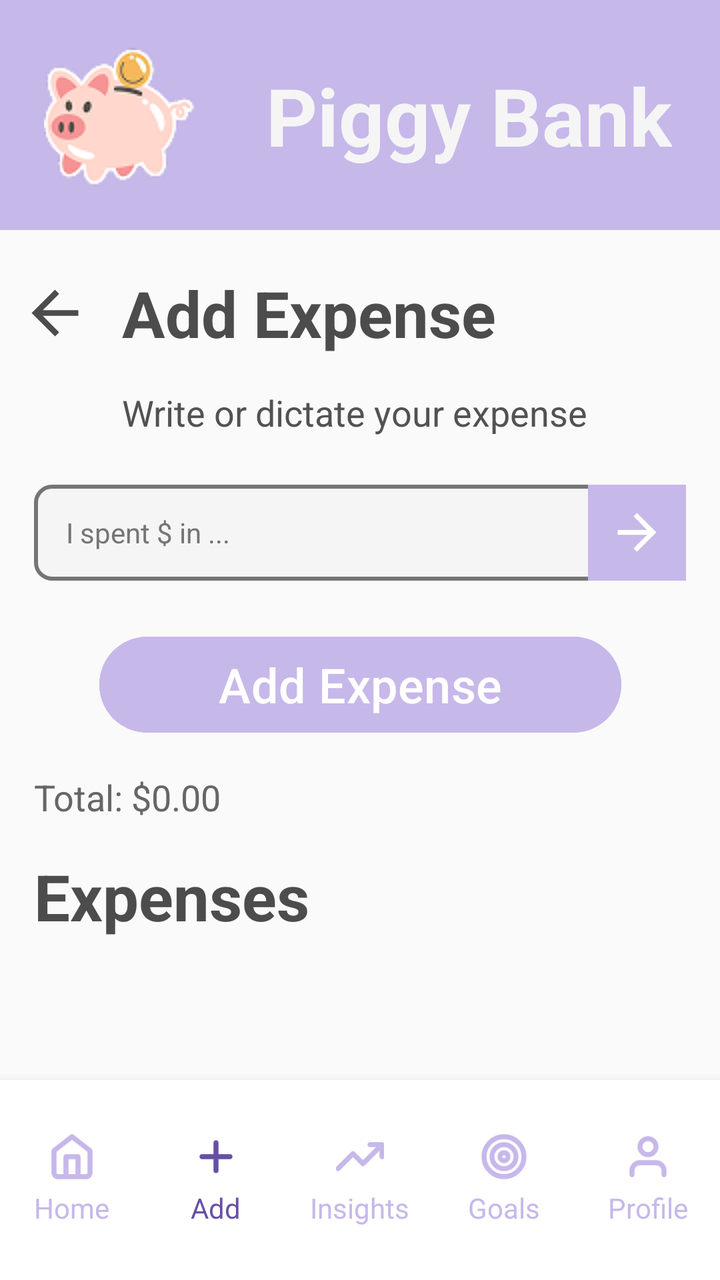
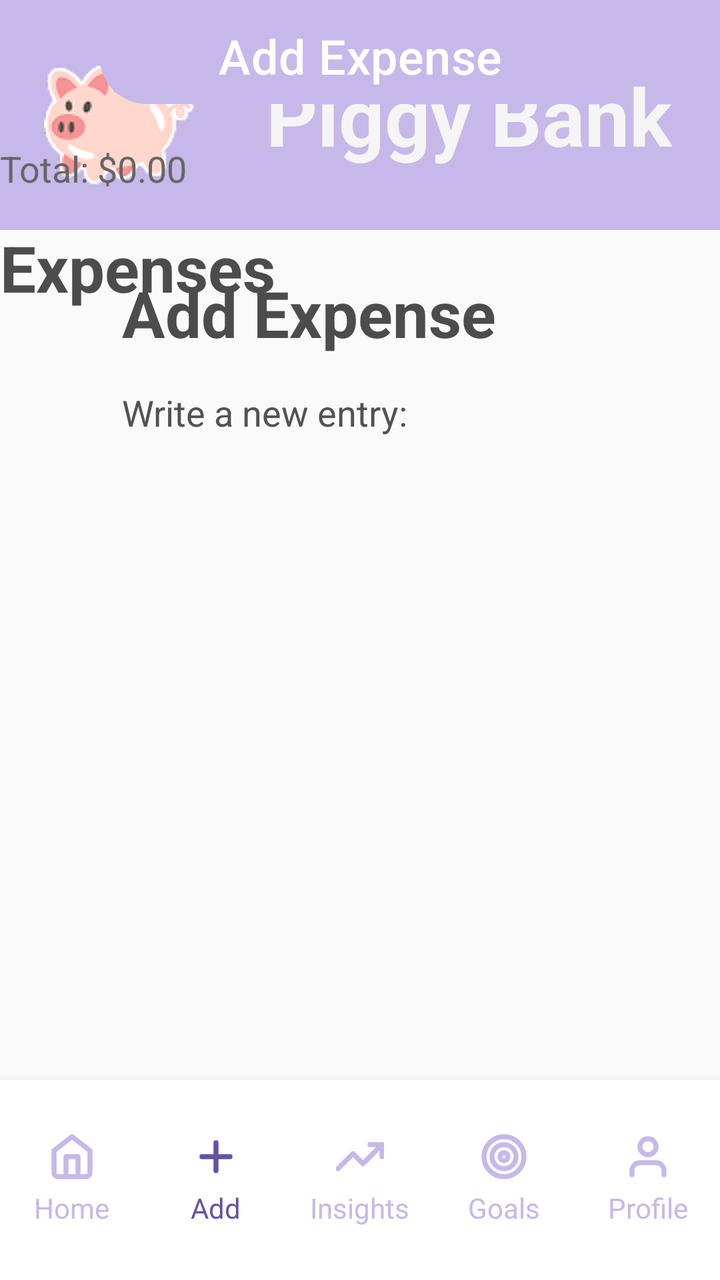

Two renders of the same Android screen: before a commit and after it. Below are the layout's source before the change and the commit's diff.
<!-- AndroidManifest.xml: application theme Theme.PiggyBank -->
<!-- res/layout/activity_add_expense.xml -->
<?xml version="1.0" encoding="utf-8"?>
<androidx.constraintlayout.widget.ConstraintLayout
    xmlns:android="http://schemas.android.com/apk/res/android"
    xmlns:app="http://schemas.android.com/apk/res-auto"
    android:layout_width="match_parent"
    android:layout_height="match_parent"
    android:background="#FAFAFA">

    

    <View
        android:id="@+id/headerBackground"
        android:layout_width="0dp"
        android:layout_height="115dp"
        android:background="#C7B8EA"
        app:layout_constraintTop_toTopOf="parent"
        app:layout_constraintStart_toStartOf="parent"
        app:layout_constraintEnd_toEndOf="parent"/>

    <ImageView
        android:id="@+id/logoPig"
        android:layout_width="75dp"
        android:layout_height="106dp"
        android:layout_marginStart="22dp"
        android:layout_marginTop="9dp"
        android:src="@drawable/logopiggyhome"
        android:scaleType="fitCenter"
        app:layout_constraintStart_toStartOf="parent"
        app:layout_constraintTop_toTopOf="parent"/>

    <TextView
        android:id="@+id/tvAppName"
        android:layout_width="wrap_content"
        android:layout_height="wrap_content"
        android:text="Piggy Bank"
        android:textSize="40sp"
        android:textColor="#F5F5F5"
        android:textStyle="bold"
        android:layout_marginEnd="24dp"
        app:layout_constraintEnd_toEndOf="parent"
        app:layout_constraintTop_toTopOf="@id/headerBackground"
        app:layout_constraintBottom_toBottomOf="@id/headerBackground"/>

    

    <ImageView
        android:id="@+id/btnBack"
        android:layout_width="35dp"
        android:layout_height="35dp"
        android:layout_marginStart="10dp"
        android:layout_marginTop="24dp"
        android:src="@drawable/arrow_back_black"
        app:layout_constraintStart_toStartOf="parent"
        app:layout_constraintTop_toBottomOf="@id/headerBackground"/>

    <TextView
        android:id="@+id/tvAddExpenseTitle"
        android:layout_width="wrap_content"
        android:layout_height="wrap_content"
        android:text="Add Expense"
        android:textSize="32sp"
        android:textColor="#4C4C4C"
        android:textStyle="bold"
        android:layout_marginStart="16dp"
        app:layout_constraintStart_toEndOf="@id/btnBack"
        app:layout_constraintTop_toTopOf="@id/btnBack"
        app:layout_constraintBottom_toBottomOf="@id/btnBack" />

    <TextView
        android:id="@+id/tvAddExpenseSubtitle"
        android:layout_width="wrap_content"
        android:layout_height="wrap_content"
        android:text="Write or dictate your expense"
        android:textSize="18sp"
        android:textColor="#525252"
        android:layout_marginTop="16dp"
        app:layout_constraintStart_toStartOf="@id/tvAddExpenseTitle"
        app:layout_constraintTop_toBottomOf="@id/tvAddExpenseTitle"/>

    

    <FrameLayout
        android:id="@+id/inputContainer"
        android:layout_width="326dp"
        android:layout_height="48dp"
        android:layout_marginTop="24dp"
        android:background="@drawable/rectangle_1"
        app:layout_constraintTop_toBottomOf="@id/tvAddExpenseSubtitle"
        app:layout_constraintStart_toStartOf="parent"
        app:layout_constraintEnd_toEndOf="parent">

        <EditText
            android:id="@+id/etExpense"
            android:layout_width="match_parent"
            android:layout_height="match_parent"
            android:background="@android:color/transparent"
            android:hint="I spent $ in ..."
            android:paddingStart="16dp"
            android:paddingEnd="60dp"
            android:textSize="14sp"
            android:textColor="#4C4C4C"
            android:textColorHint="#757575"/>

        <FrameLayout
            android:id="@+id/btnArrowForward"
            android:layout_width="49dp"
            android:layout_height="match_parent"
            android:layout_gravity="end"
            android:background="#C7B8EA">

            <ImageView
                android:layout_width="29dp"
                android:layout_height="29dp"
                android:layout_gravity="center"
                android:src="@drawable/arrow_forward"
                app:tint="#FFFFFF"/>
        </FrameLayout>
    </FrameLayout>

    

    <Button
        android:id="@+id/btnAddExpense"
        android:layout_width="261dp"
        android:layout_height="wrap_content"
        android:minHeight="56dp"
        android:text="Add Expense"
        android:textSize="24sp"
        android:textColor="#FFFFFF"
        android:backgroundTint="#C7B8EA"
        android:textAllCaps="false"
        android:layout_marginTop="24dp"
        app:layout_constraintTop_toBottomOf="@id/inputContainer"
        app:layout_constraintStart_toStartOf="parent"
        app:layout_constraintEnd_toEndOf="parent"/>

    
    <TextView
        android:id="@+id/tvTotalExpenses"
        android:layout_width="wrap_content"
        android:layout_height="wrap_content"
        android:text="Total: $0.00"
        android:textSize="18sp"
        android:textColor="#666666"
        android:layout_marginTop="16dp"
        app:layout_constraintTop_toBottomOf="@id/btnAddExpense"
        app:layout_constraintStart_toStartOf="@id/inputContainer"/>

    

    <TextView
        android:id="@+id/tvExpensesTitle"
        android:layout_width="wrap_content"
        android:layout_height="wrap_content"
        android:text="Expenses"
        android:textSize="32sp"
        android:textColor="#4C4C4C"
        android:textStyle="bold"
        android:layout_marginTop="16dp"
        app:layout_constraintTop_toBottomOf="@id/tvTotalExpenses"
        app:layout_constraintStart_toStartOf="@id/inputContainer"/>

    <androidx.recyclerview.widget.RecyclerView
        android:id="@+id/rvExpenses"
        android:layout_width="326dp"
        android:layout_height="0dp"
        android:layout_marginTop="16dp"
        app:layout_constraintTop_toBottomOf="@id/tvExpensesTitle"
        app:layout_constraintStart_toStartOf="parent"
        app:layout_constraintEnd_toEndOf="parent"
        app:layout_constraintBottom_toTopOf="@id/bottomMenu"/>

    
    <LinearLayout
        android:id="@+id/bottomMenu"
        android:layout_width="0dp"
        android:layout_height="100dp"
        android:orientation="horizontal"
        android:background="#FFFFFF"
        android:gravity="center"
        android:elevation="8dp"
        app:layout_constraintBottom_toBottomOf="parent"
        app:layout_constraintStart_toStartOf="parent"
        app:layout_constraintEnd_toEndOf="parent">

        
        <LinearLayout
            android:id="@+id/menuHome"
            android:layout_width="0dp"
            android:layout_height="wrap_content"
            android:layout_weight="1"
            android:orientation="vertical"
            android:gravity="center">
            <ImageView
                android:id="@+id/iconHome"
                android:layout_width="24dp"
                android:layout_height="24dp"
                android:src="@drawable/ic_home"
                app:tint="#C7B8EA"/>
            <TextView
                android:id="@+id/textHome"
                android:layout_width="wrap_content"
                android:layout_height="wrap_content"
                android:text="Home"
                android:textSize="14sp"
                android:textColor="#C7B8EA"
                android:layout_marginTop="4dp"/>
        </LinearLayout>

        
        <LinearLayout
            android:id="@+id/menuAdd"
            android:layout_width="0dp"
            android:layout_height="wrap_content"
            android:layout_weight="1"
            android:orientation="vertical"
            android:gravity="center">
            <ImageView
                android:id="@+id/iconAdd"
                android:layout_width="24dp"
                android:layout_height="24dp"
                android:src="@drawable/ic_plus"
                app:tint="#6750A4"/>
            <TextView
                android:id="@+id/textAdd"
                android:layout_width="wrap_content"
                android:layout_height="wrap_content"
                android:text="Add"
                android:textSize="14sp"
                android:textColor="#6750A4"
                android:layout_marginTop="4dp"/>
        </LinearLayout>

        
        <LinearLayout
            android:id="@+id/menuInsights"
            android:layout_width="0dp"
            android:layout_height="wrap_content"
            android:layout_weight="1"
            android:orientation="vertical"
            android:gravity="center">
            <ImageView
                android:id="@+id/iconInsights"
                android:layout_width="24dp"
                android:layout_height="24dp"
                android:src="@drawable/ic_insights"
                app:tint="#C7B8EA"/>
            <TextView
                android:id="@+id/textInsights"
                android:layout_width="wrap_content"
                android:layout_height="wrap_content"
                android:text="Insights"
                android:textSize="14sp"
                android:textColor="#C7B8EA"
                android:layout_marginTop="4dp"/>
        </LinearLayout>

        
        <LinearLayout
            android:id="@+id/menuGoals"
            android:layout_width="0dp"
            android:layout_height="wrap_content"
            android:layout_weight="1"
            android:orientation="vertical"
            android:gravity="center">
            <ImageView
                android:id="@+id/iconGoals"
                android:layout_width="24dp"
                android:layout_height="24dp"
                android:src="@drawable/ic_goals"
                app:tint="#C7B8EA"/>
            <TextView
                android:id="@+id/textGoals"
                android:layout_width="wrap_content"
                android:layout_height="wrap_content"
                android:text="Goals"
                android:textSize="14sp"
                android:textColor="#C7B8EA"
                android:layout_marginTop="4dp"/>
        </LinearLayout>

        
        <LinearLayout
            android:id="@+id/menuProfile"
            android:layout_width="0dp"
            android:layout_height="wrap_content"
            android:layout_weight="1"
            android:orientation="vertical"
            android:gravity="center">
            <ImageView
                android:id="@+id/iconProfile"
                android:layout_width="24dp"
                android:layout_height="24dp"
                android:src="@drawable/ic_profile"
                app:tint="#C7B8EA"/>
            <TextView
                android:id="@+id/textProfile"
                android:layout_width="wrap_content"
                android:layout_height="wrap_content"
                android:text="Profile"
                android:textSize="14sp"
                android:textColor="#C7B8EA"
                android:layout_marginTop="4dp"/>
        </LinearLayout>

    </LinearLayout>

</androidx.constraintlayout.widget.ConstraintLayout>
<!-- resources referenced by this layout -->
<resources>
  <!-- drawable arrow_back_black (drawable) -->
  <vector xmlns:android="http://schemas.android.com/apk/res/android"
      android:width="35dp"
      android:height="35dp"
      android:viewportWidth="35"
      android:viewportHeight="35">
    <path
        android:pathData="M11.411,18.958L19.578,27.125L17.5,29.167L5.833,17.5L17.5,5.833L19.578,7.875L11.411,16.042H29.167V18.958H11.411Z"
        android:fillColor="#4C4C4C"/>
  </vector>
  <!-- drawable arrow_forward (drawable) -->
  <vector xmlns:android="http://schemas.android.com/apk/res/android"
      android:autoMirrored="true"
      android:height="24dp"
      android:viewportHeight="24"
      android:viewportWidth="24"
      android:width="24dp">
        
      <path android:fillColor="#ffffff"
          android:pathData="M12,4l-1.41,1.41L16.17,11H4v2h12.17l-5.58,5.59L12,20l8,-8z"/>
  </vector>
  <!-- drawable ic_home (drawable) -->
  <vector xmlns:android="http://schemas.android.com/apk/res/android"
      android:width="24dp"
      android:height="24dp"
      android:viewportWidth="24"
      android:viewportHeight="24">
    <path
        android:pathData="M9,22V12H15V22M3,9L12,2L21,9V20C21,20.53 20.789,21.039 20.414,21.414C20.039,21.789 19.53,22 19,22H5C4.47,22 3.961,21.789 3.586,21.414C3.211,21.039 3,20.53 3,20V9Z"
        android:strokeLineJoin="round"
        android:strokeWidth="2.5"
        android:fillColor="#00000000"
        android:strokeColor="#6750A4"
        android:strokeLineCap="round"/>
  </vector>
  <!-- drawable ic_insights (drawable) -->
  <vector xmlns:android="http://schemas.android.com/apk/res/android"
      android:width="24dp"
      android:height="24dp"
      android:viewportWidth="24"
      android:viewportHeight="24">
    <group>
      <clip-path
          android:pathData="M0,0h24v24h-24z"/>
      <path
          android:pathData="M23,6L13.5,15.5L8.5,10.5L1,18M23,6H17M23,6V12"
          android:strokeLineJoin="round"
          android:strokeWidth="2.5"
          android:fillColor="#00000000"
          android:strokeColor="#C7B8EA"
          android:strokeLineCap="round"/>
    </group>
  </vector>
  <!-- drawable ic_plus (drawable) -->
  <vector xmlns:android="http://schemas.android.com/apk/res/android"
      android:width="24dp"
      android:height="24dp"
      android:viewportWidth="24"
      android:viewportHeight="24">
    <path
        android:pathData="M12,5V19M5,12H19"
        android:strokeLineJoin="round"
        android:strokeWidth="2.5"
        android:fillColor="#00000000"
        android:strokeColor="#C7B8EA"
        android:strokeLineCap="round"/>
  </vector>
  <!-- drawable ic_profile (drawable) -->
  <vector xmlns:android="http://schemas.android.com/apk/res/android"
      android:width="24dp"
      android:height="24dp"
      android:viewportWidth="24"
      android:viewportHeight="24">
    <path
        android:pathData="M20,21V19C20,17.939 19.579,16.922 18.828,16.172C18.078,15.421 17.061,15 16,15H8C6.939,15 5.922,15.421 5.172,16.172C4.421,16.922 4,17.939 4,19V21M16,7C16,9.209 14.209,11 12,11C9.791,11 8,9.209 8,7C8,4.791 9.791,3 12,3C14.209,3 16,4.791 16,7Z"
        android:strokeLineJoin="round"
        android:strokeWidth="2.5"
        android:fillColor="#00000000"
        android:strokeColor="#C7B8EA"
        android:strokeLineCap="round"/>
  </vector>
  <!-- drawable rectangle_1 (drawable) -->
  <shape xmlns:android="http://schemas.android.com/apk/res/android"
      android:shape="rectangle">
      <solid android:color="#F5F5F5"/> 
      <stroke android:width="2dp" android:color="#757575"/> 
      <corners android:radius="8dp"/> 
  </shape>
  <style name="Theme.PiggyBank" parent="Base.Theme.PiggyBank" />
  <style name="Base.Theme.PiggyBank" parent="Theme.Material3.DayNight.NoActionBar">
          
          
      </style>
  <!-- unchanged entries left out for length: 2 -->
</resources>

<!-- the commit's change to res/layout/activity_add_expense.xml (unified diff, before → after) -->
@@ -2,6 +2,7 @@
 <androidx.constraintlayout.widget.ConstraintLayout
     xmlns:android="http://schemas.android.com/apk/res/android"
     xmlns:app="http://schemas.android.com/apk/res-auto"
+    xmlns:tools="http://schemas.android.com/tools"
     android:layout_width="match_parent"
     android:layout_height="match_parent"
     android:background="#FAFAFA">
@@ -49,7 +50,6 @@
         android:layout_height="35dp"
         android:layout_marginStart="10dp"
         android:layout_marginTop="24dp"
-        android:src="@drawable/arrow_back_black"
         app:layout_constraintStart_toStartOf="parent"
         app:layout_constraintTop_toBottomOf="@id/headerBackground"/>
 
@@ -70,7 +70,7 @@
         android:id="@+id/tvAddExpenseSubtitle"
         android:layout_width="wrap_content"
         android:layout_height="wrap_content"
-        android:text="Write or dictate your expense"
+        android:text="Write a new entry:"
         android:textSize="18sp"
         android:textColor="#525252"
         android:layout_marginTop="16dp"
@@ -79,43 +79,7 @@
 
     
 
-    <FrameLayout
-        android:id="@+id/inputContainer"
-        android:layout_width="326dp"
-        android:layout_height="48dp"
-        android:layout_marginTop="24dp"
-        android:background="@drawable/rectangle_1"
-        app:layout_constraintTop_toBottomOf="@id/tvAddExpenseSubtitle"
-        app:layout_constraintStart_toStartOf="parent"
-        app:layout_constraintEnd_toEndOf="parent">
-
-        <EditText
-            android:id="@+id/etExpense"
-            android:layout_width="match_parent"
-            android:layout_height="match_parent"
-            android:background="@android:color/transparent"
-            android:hint="I spent $ in ..."
-            android:paddingStart="16dp"
-            android:paddingEnd="60dp"
-            android:textSize="14sp"
-            android:textColor="#4C4C4C"
-            android:textColorHint="#757575"/>
-
-        <FrameLayout
-            android:id="@+id/btnArrowForward"
-            android:layout_width="49dp"
-            android:layout_height="match_parent"
-            android:layout_gravity="end"
-            android:background="#C7B8EA">
-
-            <ImageView
-                android:layout_width="29dp"
-                android:layout_height="29dp"
-                android:layout_gravity="center"
-                android:src="@drawable/arrow_forward"
-                app:tint="#FFFFFF"/>
-        </FrameLayout>
-    </FrameLayout>
+    
 
     
 
@@ -123,28 +87,28 @@
         android:id="@+id/btnAddExpense"
         android:layout_width="261dp"
         android:layout_height="wrap_content"
+        android:backgroundTint="#C7B8EA"
         android:minHeight="56dp"
         android:text="Add Expense"
+        android:textAllCaps="false"
+        android:textColor="#FFFFFF"
         android:textSize="24sp"
-        android:textColor="#FFFFFF"
-        android:backgroundTint="#C7B8EA"
-        android:textAllCaps="false"
-        android:layout_marginTop="24dp"
-        app:layout_constraintTop_toBottomOf="@id/inputContainer"
-        app:layout_constraintStart_toStartOf="parent"
-        app:layout_constraintEnd_toEndOf="parent"/>
-
-    
+        app:layout_constraintEnd_toEndOf="parent"
+        app:layout_constraintStart_toStartOf="parent"
+        tools:layout_editor_absoluteY="232dp"
+        tools:ignore="MissingConstraints" />
+
     <TextView
         android:id="@+id/tvTotalExpenses"
         android:layout_width="wrap_content"
         android:layout_height="wrap_content"
+        android:layout_marginTop="16dp"
         android:text="Total: $0.00"
+        android:textColor="#666666"
         android:textSize="18sp"
-        android:textColor="#666666"
-        android:layout_marginTop="16dp"
         app:layout_constraintTop_toBottomOf="@id/btnAddExpense"
-        app:layout_constraintStart_toStartOf="@id/inputContainer"/>
+        tools:layout_editor_absoluteX="43dp"
+        tools:ignore="MissingConstraints" />
 
     
 
@@ -152,13 +116,14 @@
         android:id="@+id/tvExpensesTitle"
         android:layout_width="wrap_content"
         android:layout_height="wrap_content"
+        android:layout_marginTop="16dp"
         android:text="Expenses"
+        android:textColor="#4C4C4C"
         android:textSize="32sp"
-        android:textColor="#4C4C4C"
         android:textStyle="bold"
-        android:layout_marginTop="16dp"
         app:layout_constraintTop_toBottomOf="@id/tvTotalExpenses"
-        app:layout_constraintStart_toStartOf="@id/inputContainer"/>
+        tools:layout_editor_absoluteX="43dp"
+        tools:ignore="MissingConstraints" />
 
     <androidx.recyclerview.widget.RecyclerView
         android:id="@+id/rvExpenses"
<!-- resource entries referenced after the edit -->
@@ -1,26 +1,5 @@
 <!-- resources referenced by this layout -->
 <resources>
-  <!-- drawable arrow_back_black (drawable) -->
-  <vector xmlns:android="http://schemas.android.com/apk/res/android"
-      android:width="35dp"
-      android:height="35dp"
-      android:viewportWidth="35"
-      android:viewportHeight="35">
-    <path
-        android:pathData="M11.411,18.958L19.578,27.125L17.5,29.167L5.833,17.5L17.5,5.833L19.578,7.875L11.411,16.042H29.167V18.958H11.411Z"
-        android:fillColor="#4C4C4C"/>
-  </vector>
-  <!-- drawable arrow_forward (drawable) -->
-  <vector xmlns:android="http://schemas.android.com/apk/res/android"
-      android:autoMirrored="true"
-      android:height="24dp"
-      android:viewportHeight="24"
-      android:viewportWidth="24"
-      android:width="24dp">
-        
-      <path android:fillColor="#ffffff"
-          android:pathData="M12,4l-1.41,1.41L16.17,11H4v2h12.17l-5.58,5.59L12,20l8,-8z"/>
-  </vector>
   <!-- drawable ic_home (drawable) -->
   <vector xmlns:android="http://schemas.android.com/apk/res/android"
       android:width="24dp"
@@ -81,13 +60,6 @@
         android:strokeColor="#C7B8EA"
         android:strokeLineCap="round"/>
   </vector>
-  <!-- drawable rectangle_1 (drawable) -->
-  <shape xmlns:android="http://schemas.android.com/apk/res/android"
-      android:shape="rectangle">
-      <solid android:color="#F5F5F5"/> 
-      <stroke android:width="2dp" android:color="#757575"/> 
-      <corners android:radius="8dp"/> 
-  </shape>
   <style name="Theme.PiggyBank" parent="Base.Theme.PiggyBank" />
   <style name="Base.Theme.PiggyBank" parent="Theme.Material3.DayNight.NoActionBar">
           
